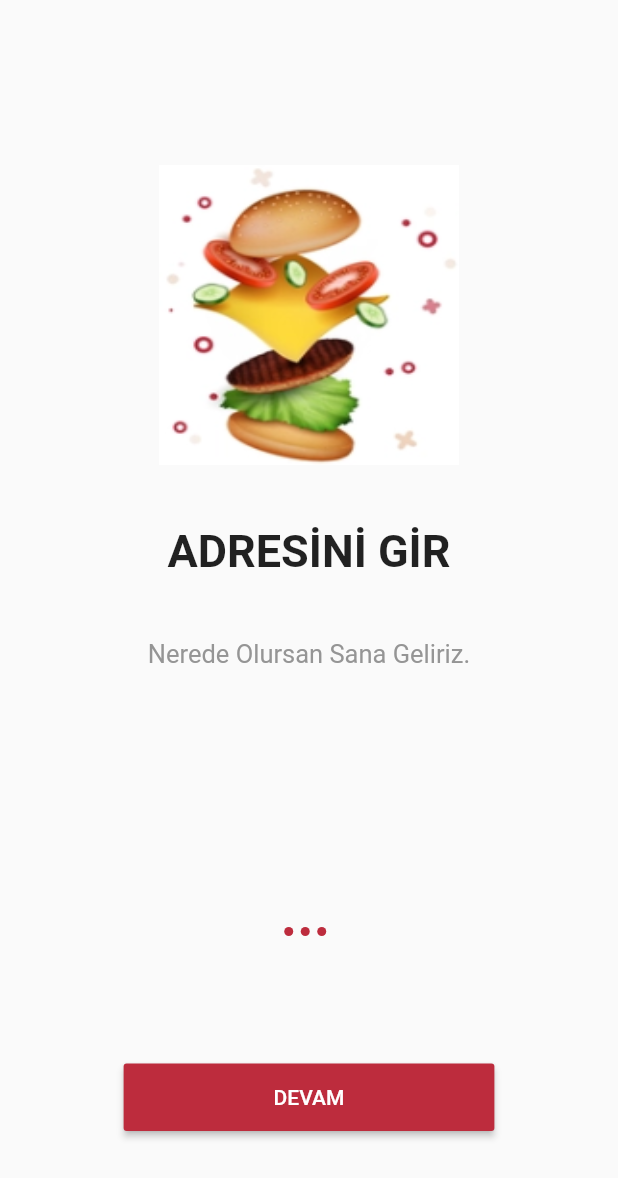
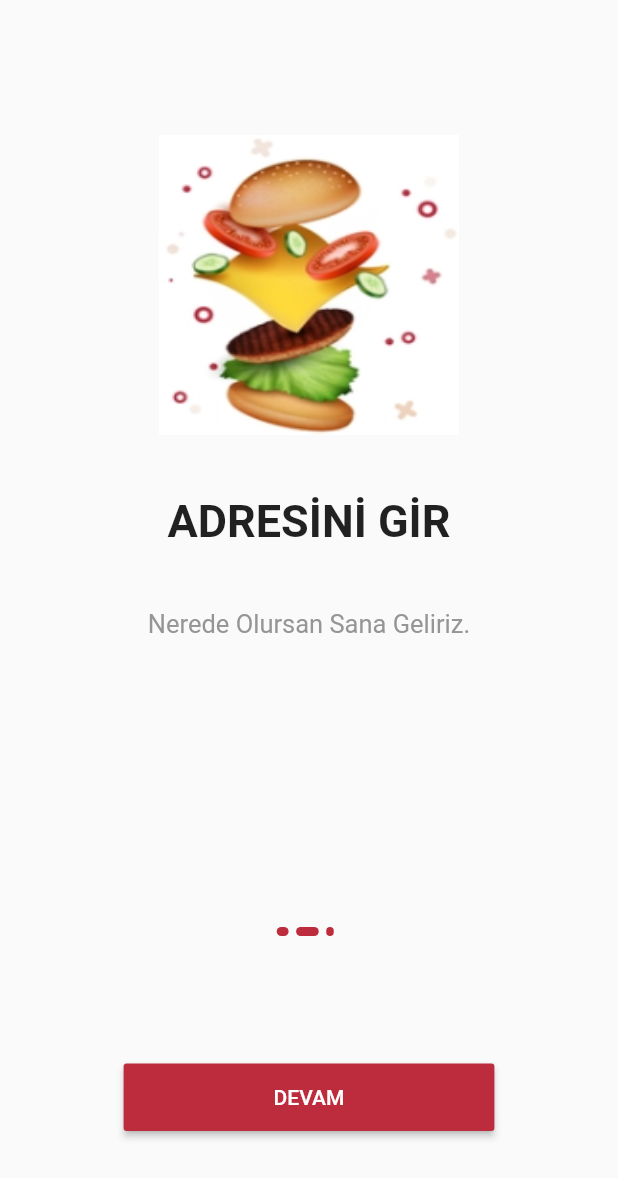
Before and after one commit to asab63/3301456_193301093, a Flutter app: the screen it shows after launch, swiped to page 2, on a phone screen of 412 x 824 dp. Shown: the top 1178 px of the screen. Run offline on Flutter 3.47's test engine with Material 2 defaults, Android fonts, the light colour scheme and no system bars; our stand-ins replace get.

Commit message:
some changes

```diff
--- /dev/null
+++ b/lib/controller/onboarding_controller.dart
@@ -0,0 +1,28 @@
+import 'package:flutter/material.dart';
+import 'package:get/get.dart';
+
+abstract class OnBoardingController extends GetxController {
+  next();
+  onPageChabged(int index);
+}
+class OnBoardingControllerImp extends OnBoardingController {
+  late PageController pageController;
+  int currentPage = 0 ;
+  @override
+  next() {
+    currentPage++;
+    pageController.animateToPage(currentPage, duration: const Duration(microseconds: 900), curve: Curves.easeInOut);
+  }
+
+  @override
+  onPageChabged(int index) {
+    currentPage = index ;
+    update();
+      }
+
+@override
+  void onInit() {
+pageController = PageController() ;
+    super.onInit();
+  }
+}
--- a/lib/view/screen/onboarding.dart
+++ b/lib/view/screen/onboarding.dart
@@ -1,13 +1,16 @@
+import 'package:ahmet_usta/controller/onboarding_controller.dart';
 import 'package:ahmet_usta/view/widget/onboarding/customButton.dart';
 import 'package:ahmet_usta/view/widget/onboarding/customSlider.dart';
 import 'package:ahmet_usta/view/widget/onboarding/dotController.dart';
 import 'package:flutter/material.dart';
+import 'package:get/get.dart';
 
 class OnBoarding extends StatelessWidget {
   const OnBoarding({super.key});
 
   @override
     Widget build(BuildContext context) {
+      Get.put(OnBoardingControllerImp());
       return Scaffold(
         body: SafeArea(
           child: Column(children: [
--- a/lib/view/widget/onboarding/customButton.dart
+++ b/lib/view/widget/onboarding/customButton.dart
@@ -1,7 +1,9 @@
+import 'package:ahmet_usta/controller/onboarding_controller.dart';
 import 'package:ahmet_usta/core/constant/color.dart';
 import 'package:flutter/material.dart';
+import 'package:get/get.dart';
 
-class CostumButtonOnBoarding extends StatelessWidget {
+class CostumButtonOnBoarding extends GetView<OnBoardingControllerImp> {
   const CostumButtonOnBoarding({super.key});
 
   @override
@@ -12,7 +14,9 @@ class CostumButtonOnBoarding extends StatelessWidget {
                 child: MaterialButton(
                   padding: const EdgeInsets.symmetric(horizontal: 100, vertical: 2),
                   textColor: Colors.white,
-                onPressed: () {},
+                onPressed: () {
+                  controller.next();
+                },
                color: AppColor.primaryColor,
                child: Text("DEVAM")),
                );
--- a/lib/view/widget/onboarding/customSlider.dart
+++ b/lib/view/widget/onboarding/customSlider.dart
@@ -1,17 +1,23 @@
+import 'package:ahmet_usta/controller/onboarding_controller.dart';
 import 'package:ahmet_usta/core/constant/color.dart';
 import 'package:ahmet_usta/data/datasource/static/static.dart';
 import 'package:flutter/material.dart';
+import 'package:get/get.dart';
 
-class CostumSliderOnBoarding extends StatelessWidget {
+class CostumSliderOnBoarding extends GetView<OnBoardingControllerImp> {
   const CostumSliderOnBoarding({super.key});
 
   @override
   Widget build(BuildContext context) {
     return PageView.builder(
+      controller: controller.pageController,
+      onPageChanged: (val){
+        controller.onPageChabged(val);
+      },
             itemCount: onBoardingList.length,
             itemBuilder: (context , i) => Column(
               children: [
-               const SizedBox(height: 110),
+               const SizedBox(height: 90),
                 Image.asset(
                   onBoardingList[i].image!,
                   width: 200,
--- a/lib/view/widget/onboarding/dotController.dart
+++ b/lib/view/widget/onboarding/dotController.dart
@@ -1,13 +1,16 @@
+import 'package:ahmet_usta/controller/onboarding_controller.dart';
 import 'package:ahmet_usta/core/constant/color.dart';
 import 'package:ahmet_usta/data/datasource/static/static.dart';
 import 'package:flutter/material.dart';
+import 'package:get/get.dart';
 
 class CostumDotControllerOnBoarding extends StatelessWidget {
   const CostumDotControllerOnBoarding({super.key});
 
   @override
   Widget build(BuildContext context) {
-    return Row(
+    return GetBuilder<OnBoardingControllerImp>(
+      builder: (controller)=>Row(
                 mainAxisAlignment: MainAxisAlignment.center,
                 children: [
                 ...List.generate(
@@ -15,15 +18,15 @@ class CostumDotControllerOnBoarding extends StatelessWidget {
                 (index) => AnimatedContainer(
                   margin: const EdgeInsets.only(right: 5),
                     duration: const Duration(milliseconds: 900),
-                    width: 6,
+                    width: controller.currentPage == index ? 18 : 5,
                     height: 6,
                     decoration: BoxDecoration(
                       color: AppColor.primaryColor,
                       borderRadius: BorderRadius.circular(10)
-
                     ),
                     ))
                 ],
-               );
+               ));
+
   }
 }
```
